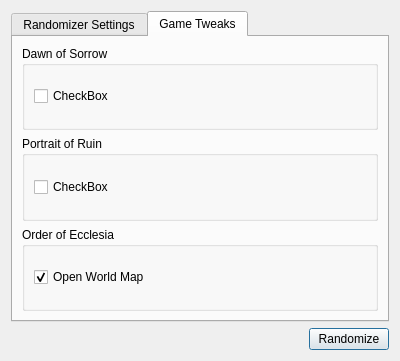
Before: the Qt Designer form randomizer.ui in LagoLunatic/DSVEdit, drawn with Qt 5.
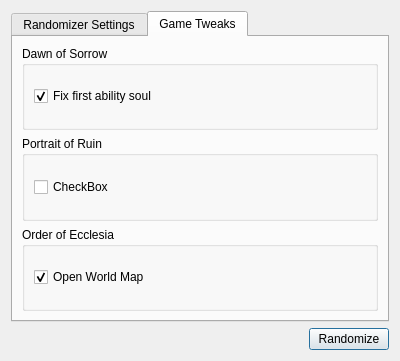
After: the same form once the commit is applied. The open tabs and pages were chosen to show the change.

Commit message: Randomizer: Option to fix first ability soul

Patch:
```diff
--- a/randomizer.ui
+++ b/randomizer.ui
@@ -179,7 +179,10 @@
           <item>
            <widget class="QCheckBox" name="checkBox_6">
             <property name="text">
-             <string>CheckBox</string>
+             <string>Fix first ability soul</string>
+            </property>
+            <property name="checked">
+             <bool>true</bool>
             </property>
            </widget>
           </item>
```
Left out of the diff: 2 changed lines with no effect on the pictures. The commit also changes 1 other file.
